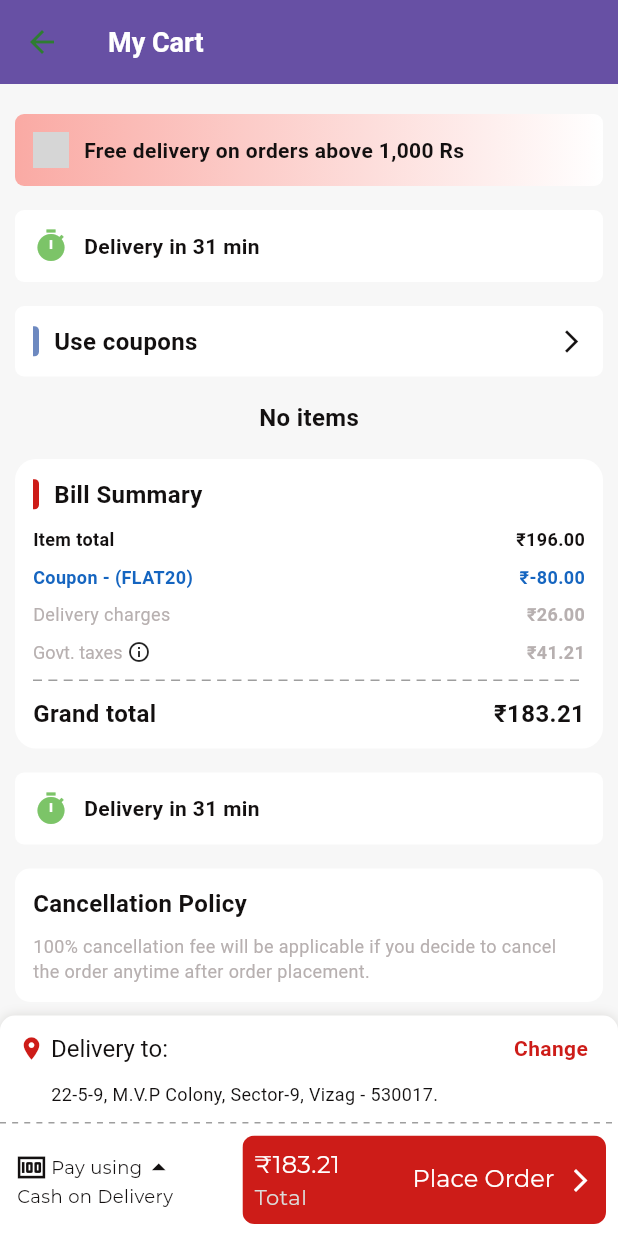
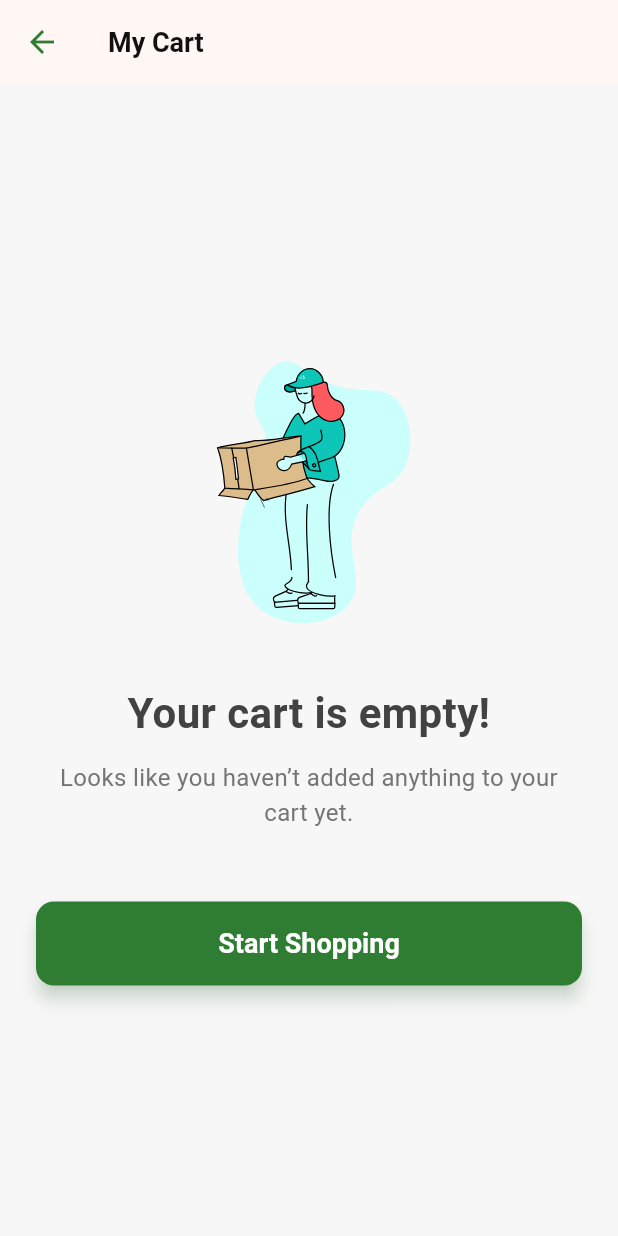
Before and after one commit to tulasireddytulasi/SpicyPickles, a Flutter app: the Cart screen opened directly, on a phone screen of 412 x 824 dp. Run offline on Flutter 3.47's test engine with Material 3 defaults, Android fonts, the light colour scheme and no system bars; our stand-ins replace bloc, cached_network_image, equatable, flutter_bloc, flutter_svg, infinite_scroll_pagination and 2 more; network calls fail; Roboto replaces fonts that are missing (Poppins, montserratRegular); grey boxes are pictures that could not be loaded.

Commit message:
add: Impl Empty Cart Widget.

```diff
--- a/lib/app/core/theme/app_theme.dart
+++ b/lib/app/core/theme/app_theme.dart
@@ -3,6 +3,7 @@
 // Folder: lib/config/
 
 import 'package:flutter/material.dart';
+import 'package:spicypickles/app/core/utils/app_colors.dart';
 
 class AppTheme {
   // Define colors based on the HTML's Tailwind config
@@ -30,6 +31,21 @@ class AppTheme {
     secondaryHeaderColor: secondaryColor,
     scaffoldBackgroundColor: lightGreenColor,
     fontFamily: 'Poppins',
+    colorScheme: const ColorScheme(
+      primary: AppColors.vividOrange,
+      primaryContainer: AppColors.deepRed,
+      secondary: AppColors.vividOrange,
+      secondaryContainer: AppColors.softOrange,
+      surface: AppColors.lightGrey,
+      background: AppColors.white,
+      error: AppColors.vividOrange,
+      onPrimary: AppColors.white,
+      onSecondary: AppColors.grey,
+      onSurface: AppColors.darkGrey,
+      onBackground: AppColors.grey,
+      onError: AppColors.white,
+      brightness: Brightness.light,
+    ),
     appBarTheme: const AppBarTheme(
       backgroundColor: whiteColor,
       elevation: 0,
--- a/lib/app/data/repositories/seller_repository.dart
+++ b/lib/app/data/repositories/seller_repository.dart
@@ -9,7 +9,7 @@ import 'package:spicypickles/app/data/models/seller_details_model.dart' show Sel
 class SellerRepository {
   Future<SellerDetailsModel> fetchSellerDetails() async {
     // Simulate network delay
-    await Future.delayed(const Duration(seconds: 1));
+   // await Future.delayed(const Duration(seconds: 1));
 
     return SellerDetailsModel(
       name: 'Grandma\'s Pickles',
--- a/lib/app/presentation/cart/cart.dart
+++ b/lib/app/presentation/cart/cart.dart
@@ -1,5 +1,8 @@
 import 'package:flutter/material.dart';
+import 'package:flutter_bloc/flutter_bloc.dart';
 import 'package:spicypickles/app/core/utils/util_exports.dart';
+import 'package:spicypickles/app/presentation/cart/bloc/cart_bloc.dart';
+import 'package:spicypickles/app/presentation/cart/widgets/empty_cart.dart';
 
 import 'widgets/cart_widgets_export.dart';
 
@@ -17,20 +20,21 @@ class _CartState extends State<Cart> {
       backgroundColor: AppColors.lynxWhite,
       appBar: AppBar(
         elevation: 1,
-        backgroundColor: context.colorScheme?.primary,
         leading: InkWell(
           onTap: () => Navigator.of(context).pop(),
           child: const Icon(Icons.arrow_back),
         ),
         title: const Text(
           "My Cart",
-          style: TextStyle(fontSize: 18, color: AppColors.white),
+          style: TextStyle(fontSize: 18, color: AppColors.black),
         ),
       ),
       body: SafeArea(
         child: Container(
           alignment: Alignment.center,
-          child: const Stack(
+          child: BlocBuilder<CartBloc, CartState>(builder: (context, state) {
+            if (state is CartLoaded && state.productList.isNotEmpty) {
+              return const Stack(
                 children: [
                   SingleChildScrollView(
                     child: Column(
@@ -66,7 +70,11 @@ class _CartState extends State<Cart> {
                     ),
                   )
                 ],
-          ),
+              );
+            } else {
+              return const EmptyCartWidget();
+            }
+          }),
         ),
       ),
     );
--- /dev/null
+++ b/lib/app/presentation/cart/widgets/empty_cart.dart
@@ -0,0 +1,79 @@
+import 'package:flutter/material.dart';
+import 'package:lottie/lottie.dart';
+import 'package:spicypickles/app/core/theme/app_theme.dart';
+
+class EmptyCartWidget extends StatelessWidget {
+  const EmptyCartWidget({super.key});
+
+  @override
+  Widget build(BuildContext context) {
+
+    return Center(
+      child: Padding(
+        padding: const EdgeInsets.all(24.0),
+        child: Column(
+          mainAxisAlignment: MainAxisAlignment.center,
+          crossAxisAlignment: CrossAxisAlignment.center,
+          children: <Widget>[
+            Lottie.asset(
+              'assets/lottie/empty_cart_animation.json', // Path to your Lottie JSON file
+              width: 200, // Adjust size as needed
+              height: 200,
+              fit: BoxFit.contain,
+            ),
+            const SizedBox(height: 32.0), // Spacing below the animation
+            // Bold Headline
+            Text(
+              'Your cart is empty!',
+              textAlign: TextAlign.center,
+              style: TextStyle(
+                fontSize: 28.0,
+                fontWeight: FontWeight.bold,
+                color: Colors.grey[800], // Darker grey for headline
+              ),
+            ),
+            const SizedBox(height: 12.0), // Spacing below headline
+
+            // Smaller Subtext
+            Text(
+              'Looks like you haven’t added anything to your cart yet.',
+              textAlign: TextAlign.center,
+              style: TextStyle(
+                fontSize: 16.0,
+                color: Colors.grey[600], // Medium grey for subtext
+              ),
+            ),
+            const SizedBox(height: 48.0), // Spacing before the button
+
+            // Primary Button
+            SizedBox(
+              width: double.infinity, // Button takes full available width
+              height: 56.0, // Fixed height for the button
+              child: ElevatedButton(
+                onPressed: () {
+                  Navigator.pop(context);
+                },
+                style: ElevatedButton.styleFrom(
+                  backgroundColor: AppTheme.primaryColor, // Accent color for the button
+                  shape: RoundedRectangleBorder(
+                    borderRadius: BorderRadius.circular(12.0), // Rounded corners
+                  ),
+                  elevation: 5, // Shadow for the button
+                  shadowColor: AppTheme.primaryColor.withValues(alpha: 0.4), // Softer shadow
+                ),
+                child: const Text(
+                  'Start Shopping',
+                  style: TextStyle(
+                    fontSize: 18.0,
+                    fontWeight: FontWeight.w600,
+                    color: Colors.white, // White text for the button
+                  ),
+                ),
+              ),
+            ),
+          ],
+        ),
+      ),
+    );
+  }
+}
--- a/lib/app/presentation/dashboard_screen/widgets/app_bar.dart
+++ b/lib/app/presentation/dashboard_screen/widgets/app_bar.dart
@@ -1,5 +1,6 @@
 import 'package:flutter/material.dart';
 import 'package:spicypickles/app/core/theme/app_theme.dart';
+import 'package:spicypickles/app/presentation/cart/cart.dart';
 
 class CustomAppBar extends StatelessWidget implements PreferredSizeWidget {
   const CustomAppBar({super.key});
@@ -61,7 +62,14 @@ class CustomAppBar extends StatelessWidget implements PreferredSizeWidget {
         Stack(
           children: [
             IconButton(
-              onPressed: () {},
+              onPressed: () {
+                Navigator.push(
+                  context,
+                  MaterialPageRoute(
+                    builder: (context) => Cart(),
+                  ),
+                );
+              },
               icon: const Icon(Icons.shopping_cart_outlined, color: AppTheme.primaryColor),
             ),
             Positioned(
```
Lines whose indentation alone changed are shown as unchanged.
